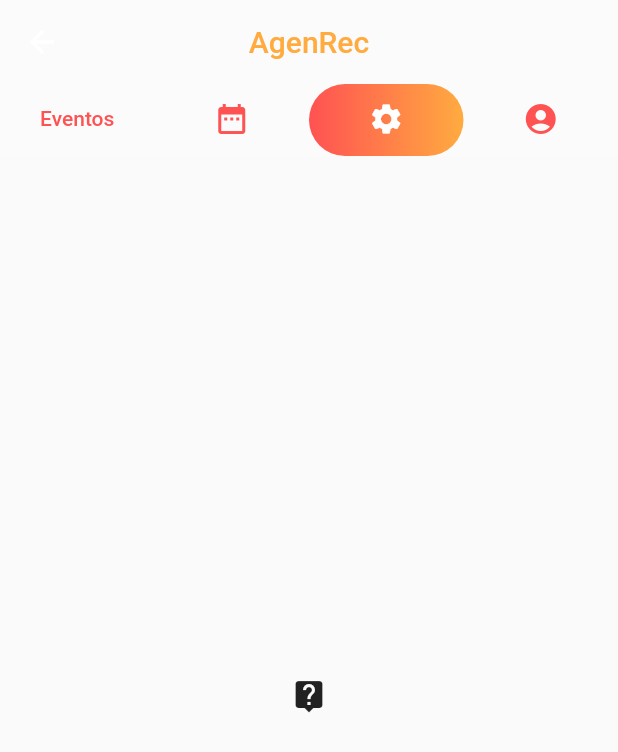
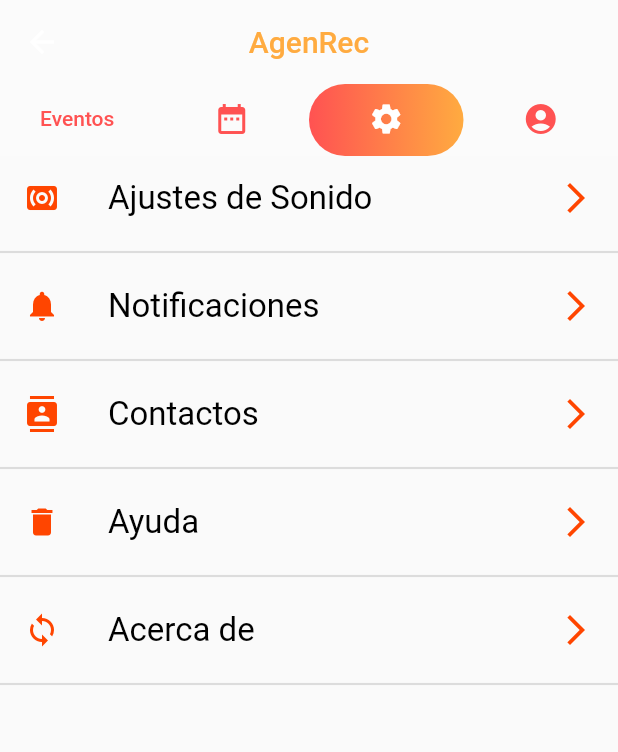
Before and after one commit to EnmanuelEstrella22/ProyectoFlutter, a Flutter app: the HomePage screen opened by its route, tab 3 chosen, on a phone screen of 412 x 824 dp. Shown: the top 752 px of the screen. Run offline on Flutter 3.47's test engine with Material 2 defaults, Android fonts, the phone set to English and light mode, and no system bars; our stand-ins replace flutter_calendar_carousel; missing offline and left inert: flutter_auth_buttons; Roboto replaces fonts that are missing (Time New Roman).

Commit message:
Agregando Calendario y ventana de Ajustes, solo falta hacer el perfil y comenzar con backend, se edito el yam para el calendario flutter_calendar_carousel: ^1.3.10

```diff
--- /dev/null
+++ b/agenda/lib/src/pages/Ajustes.dart
@@ -0,0 +1,70 @@
+import 'package:flutter/material.dart';
+
+
+class Ajustes extends StatelessWidget {
+
+  final _menulist = [
+    {'label': 'Ajustes de Sonido', 'ruta': 'CreateUser', 'iconos': 'person_add'},
+    {
+      'label': 'Notificaciones','iconos': 'refresh'
+    },
+    {'label': 'Contactos', 'iconos': 'list'},
+    {
+      'label': 'Ayuda','iconos': 'delete'
+    },
+    {'label': 'Acerca de', 'iconos': 'loop'}
+  ];
+
+  final _iconos = <String, IconData>{
+    'person_add': Icons.surround_sound,
+    'refresh': Icons.notifications,
+    'list': Icons.contacts,
+    'delete': Icons.delete,
+    'loop': Icons.loop
+  };
+
+
+  @override
+  Widget build(BuildContext context) {
+    return Container(
+      child: ListView(
+        children: _drawerItems(context)),
+    );
+  }
+
+  _drawerItems(BuildContext context) {
+    List<Widget> list = List<Widget>();
+
+    for (Map it in _menulist) {
+      //print(it);
+      list
+        ..add(itemMenu(it, context))
+        ..add(Divider(
+          thickness: 1.4,
+        ));
+    }
+
+    return list;
+  }
+
+   Widget itemMenu(Map it, context) {
+    // print(it['iconos']);
+    return ListTile(
+      title: Text(it['label'],
+          style: TextStyle(fontSize: 22.0, color: Colors.black),
+          textAlign: TextAlign.left),
+
+      leading: getIcon(it['iconos']),
+      trailing: Icon(Icons.arrow_forward_ios,color: Color.fromRGBO(255, 69, 0, 1.0),),
+      onTap: () {
+        Navigator.pushNamed(context, it['ruta']);
+      },
+    );
+  }
+
+  Icon getIcon(String nombre) {
+    // print(nombre);
+    return Icon(_iconos[nombre], color: Color.fromRGBO(255, 69, 0, 1.0));
+  }
+
+}
--- a/agenda/lib/src/pages/HomePage.dart
+++ b/agenda/lib/src/pages/HomePage.dart
@@ -1,3 +1,5 @@
+import 'package:agenda/src/pages/Ajustes.dart';
+import 'package:agenda/src/pages/Calendario.dart';
 import 'package:flutter/material.dart';
 
 import 'ListEvent.dart';
@@ -52,8 +54,8 @@ class HomePage extends StatelessWidget {
         body: TabBarView(
           children: <Widget>[
             eventos(context),
-            Icon(Icons.ac_unit),
-            Icon(Icons.live_help),
+            llamarCalendario(),
+            llamarAjustes(),
             Icon(Icons.ac_unit),
           ],
         ),
@@ -77,7 +79,6 @@ class HomePage extends StatelessWidget {
           ),
           onPressed: () {
             Navigator.pushNamed(context, 'FormEvent');
-
           },
         ));
   }
@@ -126,6 +127,14 @@ class HomePage extends StatelessWidget {
     //   margin: EdgeInsets.only(top: 20.0),
     // );
   }
+
+  Widget llamarCalendario() {
+    return Container(child: CalendarPage2());
+  }
+
+  Widget llamarAjustes() {
+    return Ajustes();
+  }
 }
 
 // Container(
--- a/agenda/pubspec.yaml
+++ b/agenda/pubspec.yaml
@@ -25,6 +25,8 @@ dependencies:
     sdk: flutter
 
   flutter_auth_buttons: ^0.6.0
+
+  flutter_calendar_carousel: ^1.3.10
 
 
 
```
Also changed, not shown: agenda/lib/src/pages/Calendario.dart (added, +153 -0 lines), agenda/pubspec.lock. Lines whose indentation alone changed are shown as unchanged.
